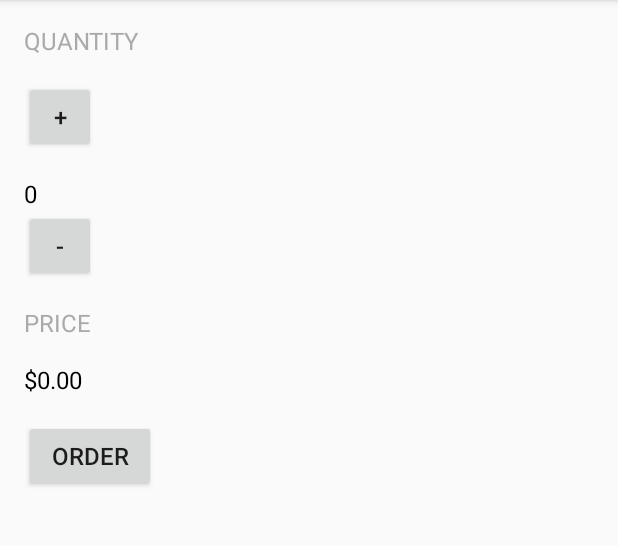
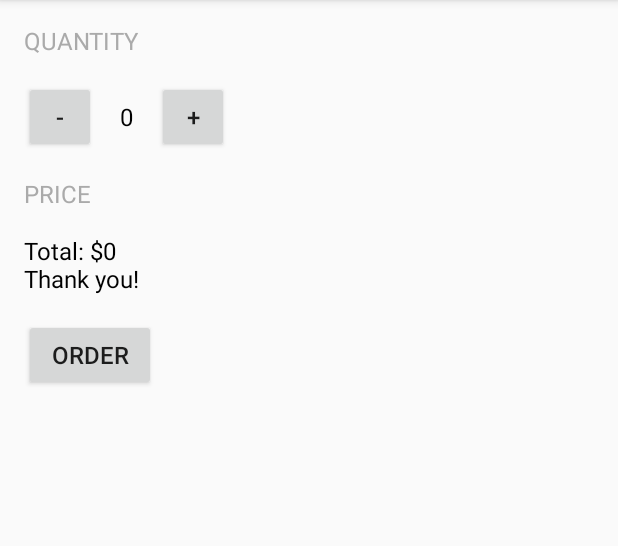
Before and after one commit to nayantiwariofficial/Android-Basics, an Android app: the screen it shows after launch (MainActivity), after a tap on "ORDER", on a phone screen of 412 x 824 dp, the part 84-630 px from its top. Run offline under Robolectric (Android 15) with nearby library versions, the phone set to English and light mode, and no system bars.

Commit message:
Orientation Updates
Orientation Updates

```diff
--- a/JustJava2/app/src/main/java/com/example/nayantiwari/justjava2/MainActivity.java
+++ b/JustJava2/app/src/main/java/com/example/nayantiwari/justjava2/MainActivity.java
@@ -14,6 +14,7 @@
  */
 public class MainActivity extends AppCompatActivity {
     int numberOfCoffees = 0;
+
     @Override
     protected void onCreate(Bundle savedInstanceState) {
         super.onCreate(savedInstanceState);
@@ -24,21 +25,20 @@
      * This method is called when the order button is clicked.
      */
     public void submitOrders(View view) {
-        display(numberOfCoffees);
-        displayPrice( numberOfCoffees * 5);
-        numberOfCoffees = 0;
+        String priceMessage = "Total: $"+ numberOfCoffees * 5 + "\nThank you!" ;
+        displayMessage(priceMessage);
     }
 
-    public void addNumberOfCoffees(View view){
+    public void addNumberOfCoffees(View view) {
         numberOfCoffees++;
         display(numberOfCoffees);
     }
-    public void removeNumberOfCoffees(View view){
-        if(numberOfCoffees > 0) {
+
+    public void removeNumberOfCoffees(View view) {
+        if (numberOfCoffees > 0) {
             numberOfCoffees--;
             display(numberOfCoffees);
-        }
-        else{
+        } else {
             numberOfCoffees = 0;
         }
     }
@@ -51,8 +51,17 @@
         TextView quantityTextView = (TextView) findViewById(R.id.quantity_text_view);
         quantityTextView.setText("" + number);
     }
-        private void displayPrice(int number) {
-            TextView priceTextView = (TextView) findViewById(R.id.price_text_view);
-            priceTextView.setText(NumberFormat.getCurrencyInstance().format(number));
-        }
+
+    private void displayPrice(int number) {
+        TextView priceTextView = (TextView) findViewById(R.id.price_text_view);
+        priceTextView.setText(NumberFormat.getCurrencyInstance().format(number));
+    }
+
+    /**
+     * This method displays the given text on the screen.
+     */
+    private void displayMessage(String message) {
+        TextView priceTextView = (TextView) findViewById(R.id.price_text_view);
+        priceTextView.setText(message);
+    }
 }
--- a/JustJava2/app/src/main/res/layout/activity_main.xml
+++ b/JustJava2/app/src/main/res/layout/activity_main.xml
@@ -17,14 +17,20 @@
         android:textColor="@android:color/darker_gray"
         android:textSize="16sp" />
 
+    <LinearLayout
+        android:layout_width="wrap_content"
+        android:layout_height="wrap_content"
+        android:orientation="horizontal">
+
         <Button
-        android:id="@+id/button1"
+            android:id="@+id/button2"
             android:layout_width="48dp"
             android:layout_height="48dp"
+            android:layout_marginTop="16dp"
             android:layout_marginStart="16dp"
-        android:layout_marginTop="16dp"
-        android:onClick="addNumberOfCoffees"
-        android:text="@string/plus"
+            android:layout_weight="1"
+            android:onClick="removeNumberOfCoffees"
+            android:text="@string/minus"
             android:textSize="16sp" />
 
         <TextView
@@ -33,19 +39,25 @@
             android:layout_height="wrap_content"
             android:layout_marginStart="16dp"
             android:layout_marginTop="16dp"
+
+            android:layout_weight="1"
             android:text="@string/_0"
             android:textColor="@android:color/black"
-        android:textSize="16sp"/>
+            android:textSize="16sp" />
 
         <Button
-        android:id="@+id/button2"
+            android:id="@+id/button1"
             android:layout_width="48dp"
             android:layout_height="48dp"
             android:layout_marginStart="16dp"
-        android:layout_marginEnd="16dp"
-        android:onClick="removeNumberOfCoffees"
-        android:text="@string/minus"
+            android:layout_marginTop="16dp"
+            android:layout_weight="1"
+            android:onClick="addNumberOfCoffees"
+            android:text="@string/plus"
             android:textSize="16sp" />
+
+
+    </LinearLayout>
 
     <TextView
         android:id="@+id/textView2"
```
Lines whose indentation alone changed are shown as unchanged.
